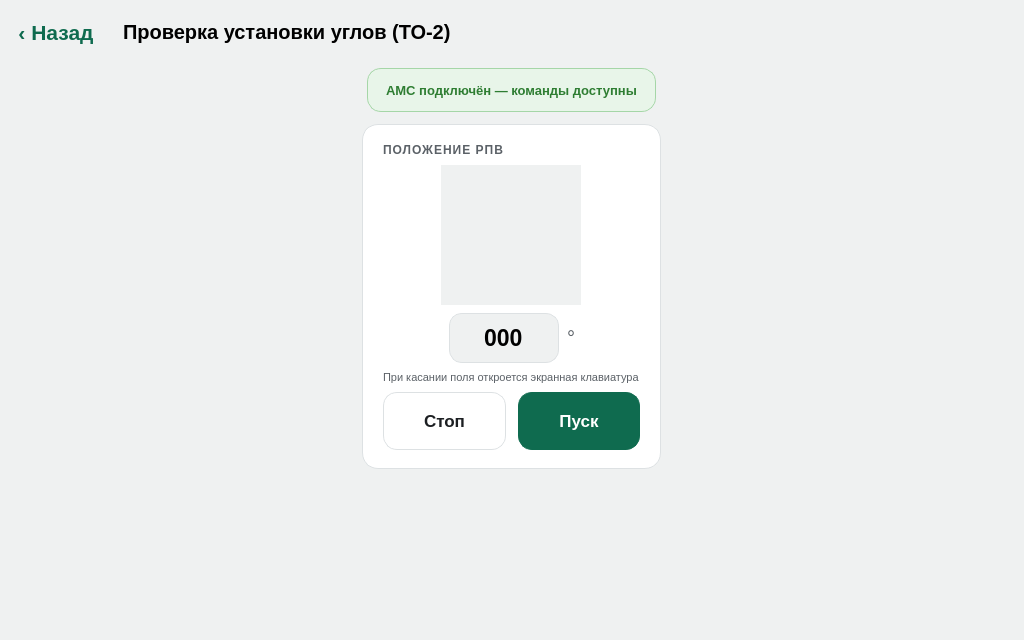
Before: the Qt Designer form anglecheckpage.ui in Pobryakushka/MMK, drawn with Qt 5.
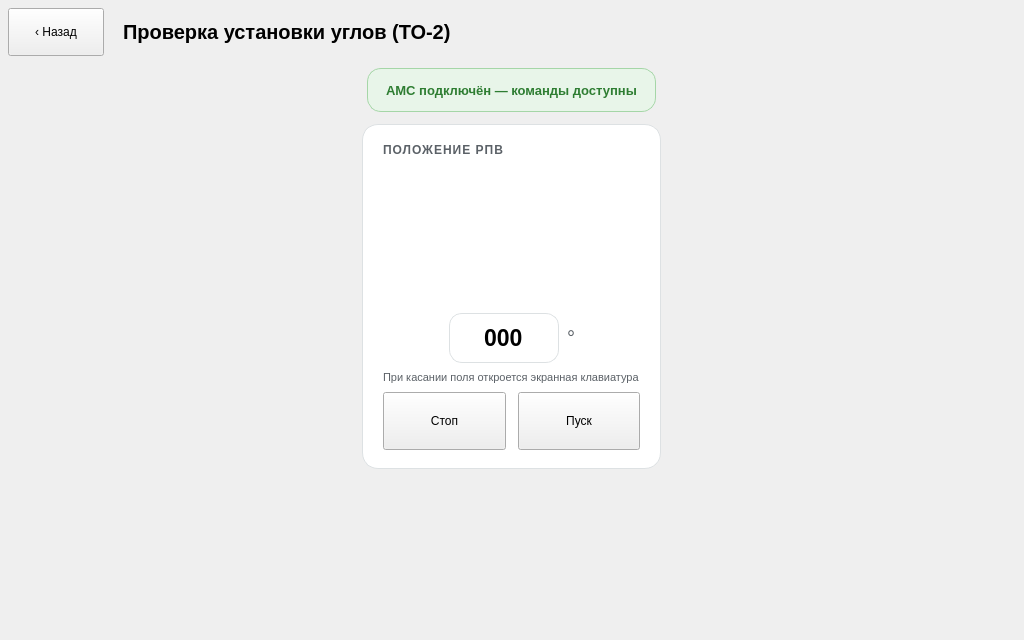
After: the same form once the commit is applied. Custom widgets are drawn as their Qt base class.

The edit to the form file:
```diff
--- a/anglecheckpage.ui
+++ b/anglecheckpage.ui
@@ -10,9 +10,6 @@
     <height>640</height>
    </rect>
   </property>
-  <property name="styleSheet">
-   <string notr="true">background-color: #EFF1F1;</string>
-  </property>
   <layout class="QVBoxLayout" name="pageLayout">
    <property name="spacing">
     <number>0</number>
@@ -55,10 +52,6 @@
          <height>48</height>
         </size>
        </property>
-       <property name="styleSheet">
-        <string notr="true">QPushButton { font-size: 16pt; font-weight: bold; border: none; background: transparent; color: #0F6B4F; }
-QPushButton:pressed { color: #0B5A42; }</string>
-       </property>
        <property name="text">
         <string>‹ Назад</string>
        </property>
@@ -309,14 +302,6 @@
               <height>58</height>
              </size>
             </property>
-            <property name="styleSheet">
-             <string notr="true">QPushButton {
-    background-color: #FFFFFF; color: #1C1F22; border: 1px solid #DDE1E3;
-    border-radius: 14px; font-size: 12.5pt; font-weight: 700;
-}
-QPushButton:pressed { background-color: #E8EAEA; }
-QPushButton:disabled { background-color: #F8F8F8; color: #A0A0A0; border-color: #EDEDED; }</string>
-            </property>
             <property name="text">
              <string>Стоп</string>
             </property>
@@ -330,14 +315,6 @@
               <height>58</height>
              </size>
             </property>
-            <property name="styleSheet">
-             <string notr="true">QPushButton {
-    background-color: #0F6B4F; color: #FFFFFF; border: 1px solid #0F6B4F;
-    border-radius: 14px; font-size: 12.5pt; font-weight: 700;
-}
-QPushButton:pressed { background-color: #0B5A42; }
-QPushButton:disabled { background-color: #A9C9BE; border-color: #A9C9BE; color: #F0F5F3; }</string>
-            </property>
             <property name="text">
              <string>Пуск</string>
             </property>
```
